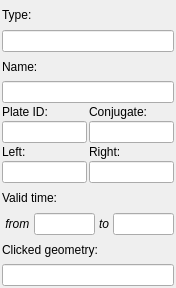
GPlates/GPlates, file src/qt-widgets/FeatureSummaryWidgetUi.ui: the form before one commit.
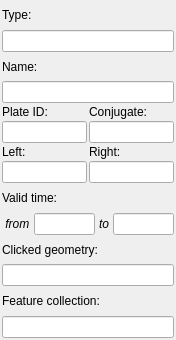
The form after the commit.

Patch:
```diff
--- a/src/qt-widgets/FeatureSummaryWidgetUi.ui
+++ b/src/qt-widgets/FeatureSummaryWidgetUi.ui
@@ -6,7 +6,7 @@
     <x>0</x>
     <y>0</y>
     <width>176</width>
-    <height>288</height>
+    <height>340</height>
    </rect>
   </property>
   <property name="windowTitle" >
@@ -202,6 +202,20 @@
      </property>
     </widget>
    </item>
+   <item>
+    <widget class="QLabel" name="label_feature_collection" >
+     <property name="text" >
+      <string>Feature collection:</string>
+     </property>
+    </widget>
+   </item>
+   <item>
+    <widget class="QLineEdit" name="lineedit_feature_collection" >
+     <property name="readOnly" >
+      <bool>true</bool>
+     </property>
+    </widget>
+   </item>
   </layout>
  </widget>
  <resources/>
```
Left out of the diff: 11 changed lines with no effect on the pictures.
